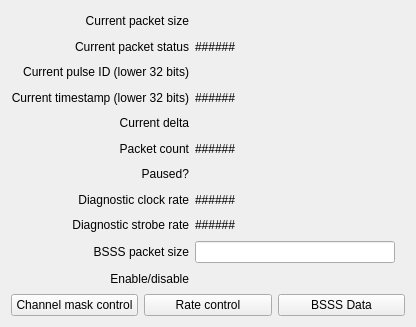
Above: bsaDriverApp/pydm/bsssBld_control.ui from slac-epics/bsaDriver before the change. Below: the same form after it.
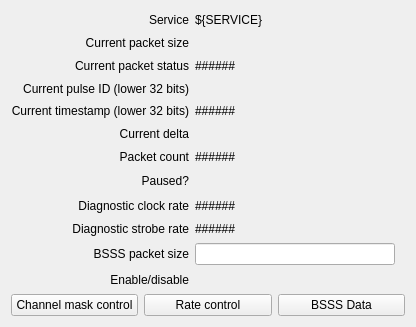
That is the form after the change. Custom widgets are drawn as their Qt base class.

Commit message: Removing bsssAsynDriver files and made them service based (also used for BLD).

Patch:
```diff
--- a/bsaDriverApp/pydm/bsssBld_control.ui
+++ b/bsaDriverApp/pydm/bsssBld_control.ui
@@ -16,139 +16,17 @@
   <layout class="QVBoxLayout" name="verticalLayout">
    <item>
     <layout class="QGridLayout" name="gridLayout">
-     <item row="1" column="1">
-      <widget class="PyDMLabel" name="PyDMLabel_2">
-       <property name="toolTip">
-        <string/>
-       </property>
-       <property name="text">
-        <string>######</string>
-       </property>
-       <property name="channel" stdset="0">
-        <string>ca://${DEVICE}:BSSS_ST:CURPKTST</string>
-       </property>
-      </widget>
-     </item>
-     <item row="2" column="0">
-      <widget class="QLabel" name="label_4">
-       <property name="text">
-        <string>Current pulse ID (lower 32 bits)</string>
-       </property>
-       <property name="alignment">
-        <set>Qt::AlignRight|Qt::AlignTrailing|Qt::AlignVCenter</set>
-       </property>
-      </widget>
-     </item>
-     <item row="4" column="0">
-      <widget class="QLabel" name="label_7">
-       <property name="text">
-        <string>Current delta</string>
-       </property>
-       <property name="alignment">
-        <set>Qt::AlignRight|Qt::AlignTrailing|Qt::AlignVCenter</set>
-       </property>
-      </widget>
-     </item>
-     <item row="7" column="1">
-      <widget class="PyDMLabel" name="PyDMLabel_6">
-       <property name="toolTip">
-        <string/>
-       </property>
-       <property name="text">
-        <string>######</string>
-       </property>
-       <property name="channel" stdset="0">
-        <string>ca://${DEVICE}:BSSS_ST:DGCLKRATE</string>
-       </property>
-      </widget>
-     </item>
-     <item row="4" column="1">
-      <widget class="PyDMLabel" name="PyDMLabel_8">
-       <property name="toolTip">
-        <string/>
-       </property>
-       <property name="channel" stdset="0">
-        <string>ca://${DEVICE}:BSSS_ST:CURDLT</string>
-       </property>
-      </widget>
-     </item>
-     <item row="2" column="1">
-      <widget class="PyDMLabel" name="PyDMLabel_4">
-       <property name="toolTip">
-        <string/>
-       </property>
-       <property name="channel" stdset="0">
-        <string>ca://${DEVICE}:BSSS_ST:CURPIDL</string>
-       </property>
-      </widget>
-     </item>
-     <item row="10" column="0">
-      <widget class="QLabel" name="label_9">
-       <property name="text">
-        <string>BSSS packet size</string>
-       </property>
-       <property name="alignment">
-        <set>Qt::AlignRight|Qt::AlignTrailing|Qt::AlignVCenter</set>
-       </property>
-      </widget>
-     </item>
      <item row="6" column="0">
-      <widget class="QLabel" name="label_5">
+      <widget class="QLabel" name="label_6">
        <property name="text">
-        <string>Paused?</string>
+        <string>Packet count</string>
        </property>
        <property name="alignment">
         <set>Qt::AlignRight|Qt::AlignTrailing|Qt::AlignVCenter</set>
        </property>
       </widget>
      </item>
-     <item row="8" column="1">
-      <widget class="PyDMLabel" name="PyDMLabel_10">
-       <property name="toolTip">
-        <string/>
-       </property>
-       <property name="text">
-        <string>######</string>
-       </property>
-       <property name="channel" stdset="0">
-        <string>ca://${DEVICE}:BSSS_ST:DGSTBRATE</string>
-       </property>
-      </widget>
-     </item>
-     <item row="5" column="1">
-      <widget class="PyDMLabel" name="PyDMLabel_7">
-       <property name="toolTip">
-        <string/>
-       </property>
-       <property name="text">
-        <string>######</string>
-       </property>
-       <property name="channel" stdset="0">
-        <string>ca://${DEVICE}:BSSS_ST:PKTCNT</string>
-       </property>
-      </widget>
-     </item>
-     <item row="0" column="0">
-      <widget class="QLabel" name="label">
-       <property name="text">
-        <string>Current packet size</string>
-       </property>
-       <property name="alignment">
-        <set>Qt::AlignRight|Qt::AlignTrailing|Qt::AlignVCenter</set>
-       </property>
-      </widget>
-     </item>
-     <item row="3" column="0">
-      <widget class="QLabel" name="label_3">
-       <property name="text">
-        <string>Current timestamp (lower 32 bits)</string>
-       </property>
-       <property name="alignment">
-        <set>Qt::AlignRight|Qt::AlignTrailing|Qt::AlignVCenter</set>
-       </property>
-      </widget>
-     </item>
-     <item row="11" column="1">
+     <item row="12" column="1">
       <widget class="PyDMEnumButton" name="PyDMEnumButton">
        <property name="maximumSize">
         <size>
@@ -185,14 +63,8 @@
        </property>
       </widget>
      </item>
-     <item row="10" column="1">
-      <widget class="PyDMLineEdit" name="PyDMLineEdit">
-       <property name="maximumSize">
-        <size>
-         <width>200</width>
-         <height>16777215</height>
-        </size>
-       </property>
+     <item row="5" column="1">
+      <widget class="PyDMLabel" name="PyDMLabel_8">
        <property name="toolTip">
         <string/>
        </property>
@@ -201,80 +73,17 @@
        </property>
       </widget>
      </item>
-     <item row="3" column="1">
-      <widget class="PyDMLabel" name="PyDMLabel_3">
-       <property name="toolTip">
-        <string/>
-       </property>
+     <item row="4" column="0">
+      <widget class="QLabel" name="label_3">
        <property name="text">
-        <string>######</string>
+        <string>Current timestamp (lower 32 bits)</string>
        </property>
-       <property name="channel" stdset="0">
-        <string>ca://${DEVICE}:BSSS_ST:CURTSL</string>
-       </property>
-      </widget>
-     </item>
-     <item row="11" column="0">
-      <widget class="QLabel" name="label_10">
-       <property name="text">
-        <string>Enable/disable</string>
-       </property>
        <property name="alignment">
         <set>Qt::AlignRight|Qt::AlignTrailing|Qt::AlignVCenter</set>
        </property>
       </widget>
      </item>
-     <item row="8" column="0">
-      <widget class="QLabel" name="label_11">
-       <property name="text">
-        <string>Diagnostic strobe rate</string>
-       </property>
-       <property name="alignment">
-        <set>Qt::AlignRight|Qt::AlignTrailing|Qt::AlignVCenter</set>
-       </property>
-      </widget>
-     </item>
-     <item row="5" column="0">
-      <widget class="QLabel" name="label_6">
-       <property name="text">
-        <string>Packet count</string>
-       </property>
-       <property name="alignment">
-        <set>Qt::AlignRight|Qt::AlignTrailing|Qt::AlignVCenter</set>
-       </property>
-      </widget>
-     </item>
-     <item row="7" column="0">
-      <widget class="QLabel" name="label_8">
-       <property name="text">
-        <string>Diagnostic clock rate</string>
-       </property>
-       <property name="alignment">
-        <set>Qt::AlignRight|Qt::AlignTrailing|Qt::AlignVCenter</set>
-       </property>
-      </widget>
-     </item>
-     <item row="0" column="1">
-      <widget class="PyDMLabel" name="PyDMLabel">
-       <property name="toolTip">
-        <string/>
-       </property>
-       <property name="channel" stdset="0">
-        <string>ca://${DEVICE}:BSSS_ST:CURPKTSZ</string>
-       </property>
-      </widget>
-     </item>
-     <item row="1" column="0">
-      <widget class="QLabel" name="label_2">
-       <property name="text">
-        <string>Current packet status</string>
-       </property>
-       <property name="alignment">
-        <set>Qt::AlignRight|Qt::AlignTrailing|Qt::AlignVCenter</set>
-       </property>
-      </widget>
-     </item>
-     <item row="6" column="1">
+     <item row="7" column="1">
       <layout class="QHBoxLayout" name="horizontalLayout">
        <item>
         <widget class="PyDMByteIndicator" name="PyDMByteIndicator">
@@ -304,6 +113,220 @@
        </item>
       </layout>
      </item>
+     <item row="1" column="0">
+      <widget class="QLabel" name="label">
+       <property name="text">
+        <string>Current packet size</string>
+       </property>
+       <property name="alignment">
+        <set>Qt::AlignRight|Qt::AlignTrailing|Qt::AlignVCenter</set>
+       </property>
+      </widget>
+     </item>
+     <item row="11" column="0">
+      <widget class="QLabel" name="label_9">
+       <property name="text">
+        <string>BSSS packet size</string>
+       </property>
+       <property name="alignment">
+        <set>Qt::AlignRight|Qt::AlignTrailing|Qt::AlignVCenter</set>
+       </property>
+      </widget>
+     </item>
+     <item row="9" column="0">
+      <widget class="QLabel" name="label_11">
+       <property name="text">
+        <string>Diagnostic strobe rate</string>
+       </property>
+       <property name="alignment">
+        <set>Qt::AlignRight|Qt::AlignTrailing|Qt::AlignVCenter</set>
+       </property>
+      </widget>
+     </item>
+     <item row="11" column="1">
+      <widget class="PyDMLineEdit" name="PyDMLineEdit">
+       <property name="maximumSize">
+        <size>
+         <width>200</width>
+         <height>16777215</height>
+        </size>
+       </property>
+       <property name="toolTip">
+        <string/>
+       </property>
+       <property name="channel" stdset="0">
+        <string>ca://${DEVICE}:${SERVICE}_CTRL:PKSZ</string>
+       </property>
+      </widget>
+     </item>
+     <item row="7" column="0">
+      <widget class="QLabel" name="label_5">
+       <property name="text">
+        <string>Paused?</string>
+       </property>
+       <property name="alignment">
+        <set>Qt::AlignRight|Qt::AlignTrailing|Qt::AlignVCenter</set>
+       </property>
+      </widget>
+     </item>
+     <item row="8" column="0">
+      <widget class="QLabel" name="label_8">
+       <property name="text">
+        <string>Diagnostic clock rate</string>
+       </property>
+       <property name="alignment">
+        <set>Qt::AlignRight|Qt::AlignTrailing|Qt::AlignVCenter</set>
+       </property>
+      </widget>
+     </item>
+     <item row="3" column="1">
+      <widget class="PyDMLabel" name="PyDMLabel_4">
+       <property name="toolTip">
+        <string/>
+       </property>
+       <property name="channel" stdset="0">
+        <string>ca://${DEVICE}:${SERVICE}_ST:CURPIDL</string>
+       </property>
+      </widget>
+     </item>
+     <item row="8" column="1">
+      <widget class="PyDMLabel" name="PyDMLabel_6">
+       <property name="toolTip">
+        <string/>
+       </property>
+       <property name="text">
+        <string>######</string>
+       </property>
+       <property name="channel" stdset="0">
+        <string>ca://${DEVICE}:${SERVICE}_ST:DGCLKRATE</string>
+       </property>
+      </widget>
+     </item>
+     <item row="5" column="0">
+      <widget class="QLabel" name="label_7">
+       <property name="text">
+        <string>Current delta</string>
+       </property>
+       <property name="alignment">
+        <set>Qt::AlignRight|Qt::AlignTrailing|Qt::AlignVCenter</set>
+       </property>
+      </widget>
+     </item>
+     <item row="12" column="0">
+      <widget class="QLabel" name="label_10">
+       <property name="text">
+        <string>Enable/disable</string>
+       </property>
+       <property name="alignment">
+        <set>Qt::AlignRight|Qt::AlignTrailing|Qt::AlignVCenter</set>
+       </property>
+      </widget>
+     </item>
+     <item row="6" column="1">
+      <widget class="PyDMLabel" name="PyDMLabel_7">
+       <property name="toolTip">
+        <string/>
+       </property>
+       <property name="text">
+        <string>######</string>
+       </property>
+       <property name="channel" stdset="0">
+        <string>ca://${DEVICE}:${SERVICE}_ST:PKTCNT</string>
+       </property>
+      </widget>
+     </item>
+     <item row="1" column="1">
+      <widget class="PyDMLabel" name="PyDMLabel">
+       <property name="toolTip">
+        <string/>
+       </property>
+       <property name="channel" stdset="0">
+        <string>ca://${DEVICE}:${SERVICE}_ST:CURPKTSZ</string>
+       </property>
+      </widget>
+     </item>
+     <item row="9" column="1">
+      <widget class="PyDMLabel" name="PyDMLabel_10">
+       <property name="toolTip">
+        <string/>
+       </property>
+       <property name="text">
+        <string>######</string>
+       </property>
+       <property name="channel" stdset="0">
+        <string>ca://${DEVICE}:${SERVICE}_ST:DGSTBRATE</string>
+       </property>
+      </widget>
+     </item>
+     <item row="3" column="0">
+      <widget class="QLabel" name="label_4">
+       <property name="text">
+        <string>Current pulse ID (lower 32 bits)</string>
+       </property>
+       <property name="alignment">
+        <set>Qt::AlignRight|Qt::AlignTrailing|Qt::AlignVCenter</set>
+       </property>
+      </widget>
+     </item>
+     <item row="4" column="1">
+      <widget class="PyDMLabel" name="PyDMLabel_3">
+       <property name="toolTip">
+        <string/>
+       </property>
+       <property name="text">
+        <string>######</string>
+       </property>
+       <property name="channel" stdset="0">
+        <string>ca://${DEVICE}:${SERVICE}_ST:CURTSL</string>
+       </property>
+      </widget>
+     </item>
+     <item row="2" column="1">
+      <widget class="PyDMLabel" name="PyDMLabel_2">
+       <property name="toolTip">
+        <string/>
+       </property>
+       <property name="text">
+        <string>######</string>
+       </property>
+       <property name="channel" stdset="0">
+        <string>ca://${DEVICE}:${SERVICE}_ST:CURPKTST</string>
+       </property>
+      </widget>
+     </item>
+     <item row="2" column="0">
+      <widget class="QLabel" name="label_2">
+       <property name="text">
+        <string>Current packet status</string>
+       </property>
+       <property name="alignment">
+        <set>Qt::AlignRight|Qt::AlignTrailing|Qt::AlignVCenter</set>
+       </property>
+      </widget>
+     </item>
+     <item row="0" column="1">
+      <widget class="PyDMLabel" name="PyDMLabel_5">
+       <property name="toolTip">
+        <string/>
+       </property>
+       <property name="text">
+        <string>${SERVICE}</string>
+       </property>
+       <property name="channel" stdset="0">
+        <string>ca://${DEVICE}:${SERVICE}_ST:CURPKTSZ</string>
+       </property>
+      </widget>
+     </item>
+     <item row="0" column="0">
+      <widget class="QLabel" name="label_12">
+       <property name="text">
+        <string>Service</string>
+       </property>
+       <property name="alignment">
+        <set>Qt::AlignRight|Qt::AlignTrailing|Qt::AlignVCenter</set>
+       </property>
+      </widget>
+     </item>
     </layout>
    </item>
    <item>
```
Left out of the diff: 6 changed lines with no effect on the pictures. The commit also changes 2 other files.
